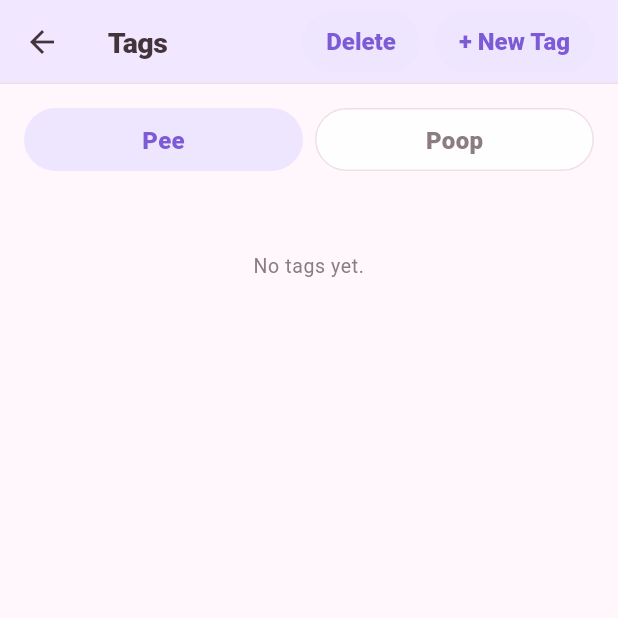
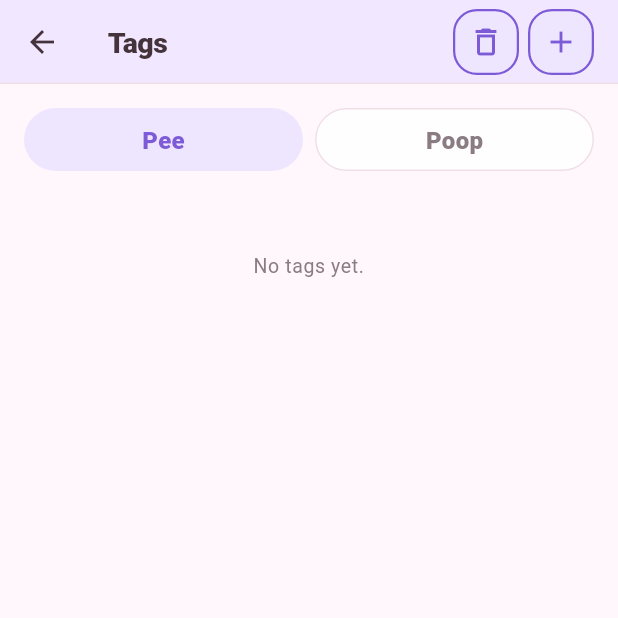
Before and after one commit to Javi801/peepoop-log, a Flutter app: the TagsScreen screen opened directly, on a phone screen of 412 x 824 dp, the top half of it. Run offline on Flutter 3.47's test engine with Material 3 defaults, Android fonts, the light colour scheme and no system bars; our stand-ins replace drift, drift_flutter, share_plus; accounts and stored records are empty; generated files the repository leaves out were written again.

Commit message:
feat(tags): replace top-bar text buttons with icon actions

```diff
--- a/lib/presentation/screens/tags/tags_screen.dart
+++ b/lib/presentation/screens/tags/tags_screen.dart
@@ -70,18 +70,25 @@ class _TagsScreenState extends State<TagsScreen> {
       appBar: AppBar(
         title: const Text(AppStrings.tagsTitle),
         actions: appBarActions([
-          SecondaryButton(
+          Row(
+            mainAxisSize: MainAxisSize.min,
+            children: [
+              _IconActionButton(
                 onPressed: () => setState(() {
                   _deleteMode = !_deleteMode;
                   _selected.clear();
                 }),
-            child: Text(
+                tooltip:
                     _deleteMode ? AppStrings.cancel : AppStrings.tagsDelete,
+                icon: _deleteMode ? Icons.close : Icons.delete_outline,
               ),
+              const SizedBox(width: AppSpacing.xs),
+              _IconActionButton(
+                onPressed: () => _openEditor(null),
+                tooltip: AppStrings.tagsNew,
+                icon: Icons.add,
               ),
-          SecondaryButton(
-            onPressed: () => _openEditor(null),
-            child: const Text(AppStrings.tagsNew),
+            ],
           ),
         ]),
       ),
@@ -116,6 +123,51 @@ class _TagsScreenState extends State<TagsScreen> {
             ],
           );
         },
+      ),
+    );
+  }
+}
+
+/// Square, rounded icon button for the top bar (add / delete).
+class _IconActionButton extends StatelessWidget {
+  const _IconActionButton({
+    required this.onPressed,
+    required this.tooltip,
+    required this.icon,
+  });
+
+  final VoidCallback? onPressed;
+  final String tooltip;
+  final IconData icon;
+
+  @override
+  Widget build(BuildContext context) {
+    final colors = context.appColors;
+    final radius = BorderRadius.circular(AppRadii.input);
+
+    return Tooltip(
+      message: tooltip,
+      child: Material(
+        color: colors.primarySoft,
+        shape: RoundedRectangleBorder(
+          borderRadius: radius,
+          side: BorderSide(color: colors.primaryDark, width: 1.5),
+        ),
+        child: InkWell(
+          onTap: onPressed,
+          borderRadius: radius,
+          child: SizedBox(
+            width: 44,
+            height: 44,
+            child: Center(
+              child: Icon(
+                icon,
+                size: 24,
+                color: colors.primaryDark,
+              ),
+            ),
+          ),
+        ),
       ),
     );
   }
```
Lines whose indentation alone changed are shown as unchanged.
